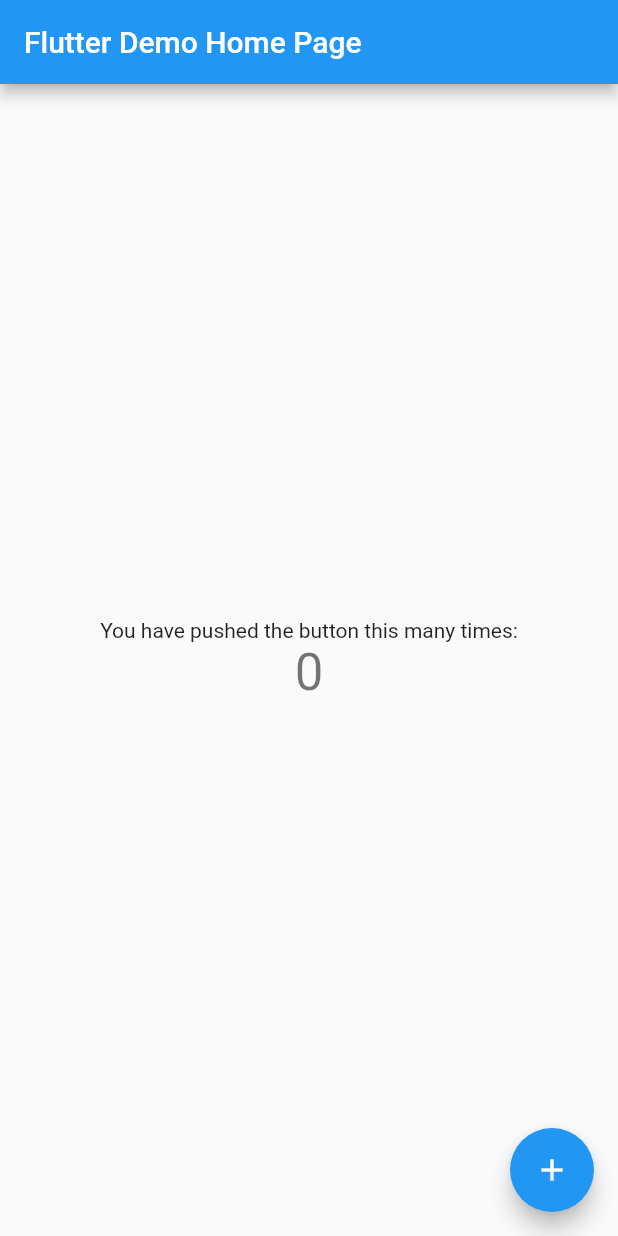
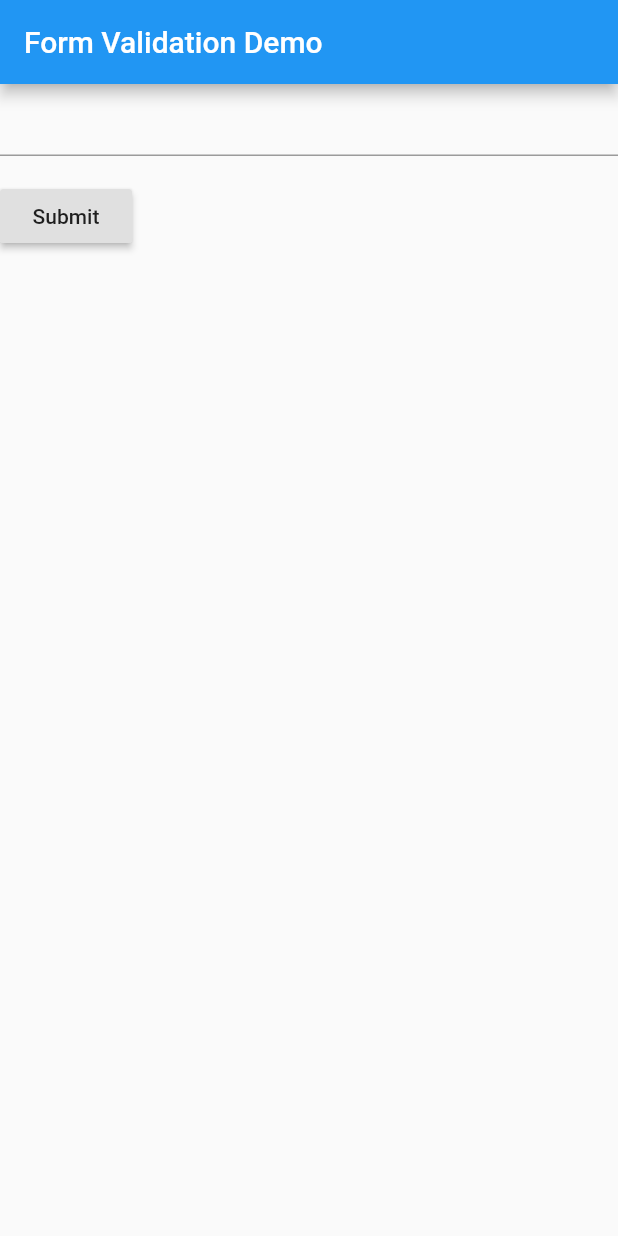
Before and after one commit to JavaVista/hack19_flutter, a Flutter app: the screen it shows after launch, on a phone screen of 412 x 824 dp. Run offline on Flutter 3.47's test engine with Material 2 defaults, Android fonts, the phone set to English and light mode, and no system bars.

Commit message:
Add flutter form

```diff
--- a/lib/main.dart
+++ b/lib/main.dart
@@ -3,109 +3,71 @@ import 'package:flutter/material.dart';
 void main() => runApp(MyApp());
 
 class MyApp extends StatelessWidget {
-  // This widget is the root of your application.
   @override
   Widget build(BuildContext context) {
+    final appTitle = 'Form Validation Demo';
+
     return MaterialApp(
-      title: 'Flutter Demo',
-      theme: ThemeData(
-        // This is the theme of your application.
-        //
-        // Try running your application with "flutter run". You'll see the
-        // application has a blue toolbar. Then, without quitting the app, try
-        // changing the primarySwatch below to Colors.green and then invoke
-        // "hot reload" (press "r" in the console where you ran "flutter run",
-        // or simply save your changes to "hot reload" in a Flutter IDE).
-        // Notice that the counter didn't reset back to zero; the application
-        // is not restarted.
-        primarySwatch: Colors.blue,
+      title: appTitle,
+      home: Scaffold(
+        appBar: AppBar(
+          title: Text(appTitle),
+        ),
+        body: MyCustomForm(),
       ),
-      home: MyHomePage(title: 'Flutter Demo Home Page'),
     );
   }
 }
 
-class MyHomePage extends StatefulWidget {
-  MyHomePage({Key key, this.title}) : super(key: key);
-
-  // This widget is the home page of your application. It is stateful, meaning
-  // that it has a State object (defined below) that contains fields that affect
-  // how it looks.
-
-  // This class is the configuration for the state. It holds the values (in this
-  // case the title) provided by the parent (in this case the App widget) and
-  // used by the build method of the State. Fields in a Widget subclass are
-  // always marked "final".
-
-  final String title;
-
+// Create a Form Widget
+class MyCustomForm extends StatefulWidget {
   @override
-  _MyHomePageState createState() => _MyHomePageState();
+  MyCustomFormState createState() {
+    return MyCustomFormState();
+  }
 }
 
-class _MyHomePageState extends State<MyHomePage> {
-  int _counter = 0;
-
-  void _incrementCounter() {
-    setState(() {
-      // This call to setState tells the Flutter framework that something has
-      // changed in this State, which causes it to rerun the build method below
-      // so that the display can reflect the updated values. If we changed
-      // _counter without calling setState(), then the build method would not be
-      // called again, and so nothing would appear to happen.
-      _counter++;
-    });
-  }
+// Create a corresponding State class. This class will hold the data related to
+// the form.
+class MyCustomFormState extends State<MyCustomForm> {
+  // Create a global key that will uniquely identify the Form widget and allow
+  // us to validate the form
+  //
+  // Note: This is a GlobalKey<FormState>, not a GlobalKey<MyCustomFormState>!
+  final _formKey = GlobalKey<FormState>();
 
   @override
   Widget build(BuildContext context) {
-    // This method is rerun every time setState is called, for instance as done
-    // by the _incrementCounter method above.
-    //
-    // The Flutter framework has been optimized to make rerunning build methods
-    // fast, so that you can just rebuild anything that needs updating rather
-    // than having to individually change instances of widgets.
-    return Scaffold(
-      appBar: AppBar(
-        // Here we take the value from the MyHomePage object that was created by
-        // the App.build method, and use it to set our appbar title.
-        title: Text(widget.title),
+    // Build a Form widget using the _formKey we created above
+    return Form(
+      key: _formKey,
+      child: Column(
+        crossAxisAlignment: CrossAxisAlignment.start,
+        children: <Widget>[
+          TextFormField(
+            validator: (value) {
+              if (value.isEmpty) {
+                return 'Please enter some text';
+              }
+            },
+          ),
+          Padding(
+            padding: const EdgeInsets.symmetric(vertical: 16.0),
+            child: RaisedButton(
+              onPressed: () {
+                // Validate will return true if the form is valid, or false if
+                // the form is invalid.
+                if (_formKey.currentState.validate()) {
+                  // If the form is valid, we want to show a Snackbar
+                  Scaffold.of(context)
+                      .showSnackBar(SnackBar(content: Text('Processing Data')));
+                }
+              },
+              child: Text('Submit'),
+            ),
+          ),
+        ],
       ),
-      body: Center(
-        // Center is a layout widget. It takes a single child and positions it
-        // in the middle of the parent.
-        child: Column(
-          // Column is also layout widget. It takes a list of children and
-          // arranges them vertically. By default, it sizes itself to fit its
-          // children horizontally, and tries to be as tall as its parent.
-          //
-          // Invoke "debug painting" (press "p" in the console, choose the
-          // "Toggle Debug Paint" action from the Flutter Inspector in Android
-          // Studio, or the "Toggle Debug Paint" command in Visual Studio Code)
-          // to see the wireframe for each widget.
-          //
-          // Column has various properties to control how it sizes itself and
-          // how it positions its children. Here we use mainAxisAlignment to
-          // center the children vertically; the main axis here is the vertical
-          // axis because Columns are vertical (the cross axis would be
-          // horizontal).
-          mainAxisAlignment: MainAxisAlignment.center,
-          children: <Widget>[
-            Text(
-              'You have pushed the button this many times:',
-            ),
-            Text(
-              '$_counter',
-              style: Theme.of(context).textTheme.display1,
-            ),
-          ],
-        ),
-      ),
-      floatingActionButton: FloatingActionButton(
-        onPressed: _incrementCounter,
-        tooltip: 'Increment',
-        child: Icon(Icons.add),
-      ), // This trailing comma makes auto-formatting nicer for build methods.
     );
   }
 }
```
